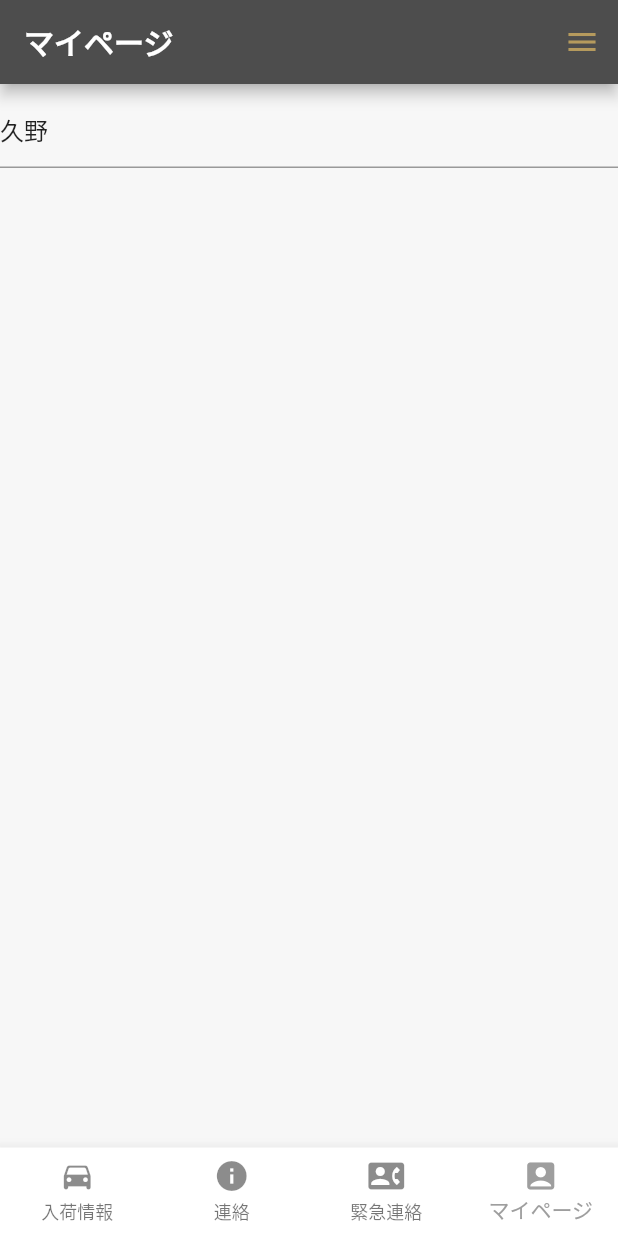
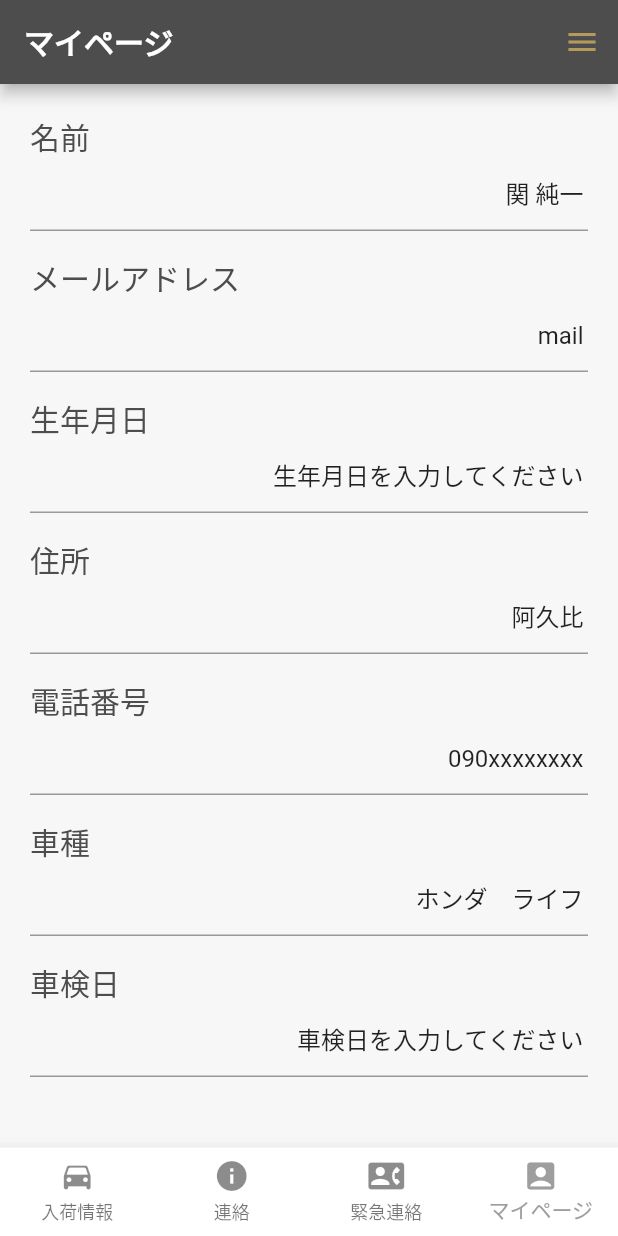
Before and after one commit to kunoyasutaka/eastarrow_app, a Flutter app: the screen it shows after launch, item 4 of the bottom bar chosen, on a phone screen of 412 x 824 dp. Run offline on Flutter 3.47's test engine with Material 2 defaults, Android fonts, the light colour scheme and no system bars; our stand-ins replace carousel_slider, firebase_core, flutter_datetime_picker; accounts and stored records are empty; network calls fail; Roboto replaces fonts that are missing (NotoSansJP, NotoSerifJP).

Commit message:
issues#2 アカウント情報を確認できるマイページ画面を作成する (#4)
* 7/16 枠組み完成/誕生日ドラムロール未

* 7/17 生年月日ドラムロール採用

* 7/18 生年月日ドラムロール採用

* 7/19

* 7/20 車種・車検日更新済み

* 7/21 Pull request コメント内容修正

* 7/23 GestureDetector設定場所を訂正

```diff
--- a/lib/presentation/my/my_page.dart
+++ b/lib/presentation/my/my_page.dart
@@ -1,7 +1,6 @@
-import 'package:eastarrow_app/presentation/my/my_member_info/email_change_page/email_change_page.dart';
-import 'package:eastarrow_app/presentation/my/my_member_info/password_change_page/password_change_page.dart';
+import 'package:eastarrow_app/presentation/common/dialog.dart';
 import 'package:eastarrow_app/presentation/my/my_page_model.dart';
-import 'package:eastarrow_app/theme/app_colors.dart';
+import 'package:flutter/cupertino.dart';
 import 'package:flutter/material.dart';
 import 'package:provider/provider.dart';
 
@@ -12,26 +11,133 @@ class MyPage extends StatelessWidget {
   Widget build(BuildContext context) {
     return ChangeNotifierProvider(
       create: (_) => MyPageModel(),
-      child: Consumer<MyPageModel>(builder: (context, model, snapshot) {
+      child: Consumer<MyPageModel>(
+        builder: (context, model, child) {
           return Scaffold(
               appBar: AppBar(
                 title: const Text('マイページ'),
               ),
-          endDrawer: Drawer(),
-          body: Column(
+              endDrawer: const Drawer(),
+              body: GestureDetector(
+                onTap: () {
+                  FocusScopeNode currentFocus = FocusScope.of(context);
+                  if (!currentFocus.hasPrimaryFocus) {
+                    currentFocus.unfocus();
+                  }
+                },
+                child: SingleChildScrollView(
+                child: Container(
+                  padding: const EdgeInsets.all(20),
+                  child: Column(
+                    crossAxisAlignment: CrossAxisAlignment.start,
                     children: [
-              const SizedBox(height: 8),
+                      const Text(
+                        '名前',
+                        style: TextStyle(fontSize: 20),
+                      ),
                       TextField(
                         autofocus: false,
                         controller: model.nameController,
-                onChanged: (text) {
-                  print(model.nameController);
-                },
+                        keyboardType: TextInputType.text,
+                        textAlign: TextAlign.end,
+                        onChanged: (text) => model.nameController.text = text,
+                      ),
+                      const SizedBox(height: 16),
+                      const Text(
+                        'メールアドレス',
+                        style: TextStyle(fontSize: 20),
+                      ),
+                      TextField(
+                        autofocus: false,
+                        controller: model.mailController,
+                        keyboardType: TextInputType.emailAddress,
+                        textAlign: TextAlign.end,
+                        onChanged: (text) {},
+                      ),
+                      const SizedBox(height: 16),
+                      const Text(
+                        '生年月日',
+                        style: TextStyle(fontSize: 20),
+                      ),
+                      TextField(
+                        autofocus: false,
+                        controller: model.birthdayController,
+                        textAlign: TextAlign.end,
+                        onChanged: (text) {},
+                        onTap: () async => await model.selectBirthday(context),
+                      ),
+                      const SizedBox(height: 16),
+                      const Text(
+                        '住所',
+                        style: TextStyle(fontSize: 20),
+                      ),
+                      TextField(
+                        autofocus: false,
+                        controller: model.addressController,
+                        keyboardType: TextInputType.streetAddress,
+                        textAlign: TextAlign.end,
+                        onChanged: (text) {},
+                      ),
+                      const SizedBox(height: 16),
+                      const Text(
+                        '電話番号',
+                        style: TextStyle(fontSize: 20),
+                      ),
+                      TextField(
+                        autofocus: false,
+                        controller: model.phoneNumberController,
+                        keyboardType: TextInputType.phone,
+                        textAlign: TextAlign.end,
+                        onChanged: (text) {},
+                      ),
+                      const SizedBox(height: 16),
+                      const Text(
+                        '車種',
+                        style: TextStyle(fontSize: 20),
+                      ),
+                      TextField(
+                        autofocus: false,
+                        controller: model.vehicleTypeController,
+                        keyboardType: TextInputType.text,
+                        textAlign: TextAlign.end,
+                        onChanged: (text) {},
+                      ),
+                      const SizedBox(height: 16),
+                      const Text(
+                        '車検日',
+                        style: TextStyle(fontSize: 20),
+                      ),
+                      TextField(
+                        autofocus: false,
+                        controller: model.inspectionController,
+                        textAlign: TextAlign.end,
+                        onChanged: (text) {},
+                        onTap: () async =>
+                            await model.selectInspectionDay(context),
+                      ),
+                      const SizedBox(
+                        height: 40,
+                      ),
+                      Container(
+                        padding: const EdgeInsets.all(20.0),
+                        child: SizedBox(
+                          height: 50,
+                          width: double.infinity,
+                          child: ElevatedButton(
+                            onPressed: () =>
+                                showConfirmDialog(context, 'ユーザー情報を更新しますか？'),
+                            child: const Text('ユーザー情報を更新'),
+                          ), //TODO 情報変更時ボタンをアクティブに＆DBをupdate
+                        ),
                       ),
                     ],
                   ),
+                ),
+              ),
+            ),
           );
-      }),
+        },
+      ),
     );
   }
 }
--- a/lib/presentation/my/my_page_model.dart
+++ b/lib/presentation/my/my_page_model.dart
@@ -1,7 +1,41 @@
 import 'package:flutter/material.dart';
+import 'package:flutter_datetime_picker/flutter_datetime_picker.dart';
 
 class MyPageModel extends ChangeNotifier {
-  final String initialName = '久野';
+  final nameController = TextEditingController(text: '関 純一'); //TODO DBのname
+  final mailController = TextEditingController(text: 'mail'); //TODO DBのmail
+  final birthdayController = TextEditingController(text: '生年月日を入力してください'); //TODO DBのbirthday
+  final addressController = TextEditingController(text: '阿久比'); //TODO DBのaddress
+  final inspectionController = TextEditingController(text: '車検日を入力してください'); //TODO DBのinspectionDay
+  final vehicleTypeController = TextEditingController(text: 'ホンダ　ライフ'); //TODO DBのvehicleType
+  final phoneNumberController =
+      TextEditingController(text: '090xxxxxxxx'); //TODO DBのphone
 
-  final nameController = TextEditingController(text: '久野');
+  Future<void> selectBirthday(BuildContext context) async {
+    final selectedBirthday = await DatePicker.showDatePicker(
+      context,
+      showTitleActions: true,
+      minTime: DateTime(1900, 1, 1),
+      maxTime: DateTime.now(),
+    );
+    if (selectedBirthday != null) {
+      birthdayController.text =
+          '${selectedBirthday.year}年${selectedBirthday.month}月${selectedBirthday.day}日';
+    }
+    notifyListeners();
+  }
+
+  Future<void> selectInspectionDay(BuildContext context) async {
+    final selectedInspectionDay = await DatePicker.showDatePicker(
+      context,
+      showTitleActions: true,
+      minTime: DateTime(2000, 1, 1),
+      maxTime: DateTime.now(),
+    );
+    if (selectedInspectionDay != null) {
+      inspectionController.text =
+      '${selectedInspectionDay.year}年${selectedInspectionDay.month}月${selectedInspectionDay.day}日';
+    }
+    notifyListeners();
+  }
 }
--- a/pubspec.yaml
+++ b/pubspec.yaml
@@ -31,6 +31,7 @@ dependencies:
   firebase_core: ^1.3.0
   cloud_firestore: ^2.3.0
   provider: ^5.0.0
+  flutter_datetime_picker: ^1.5.1
   carousel_slider: ^4.0.0
 
 dev_dependencies:
```
Also changed, not shown: pubspec.lock. Lines whose indentation alone changed are shown as unchanged.
